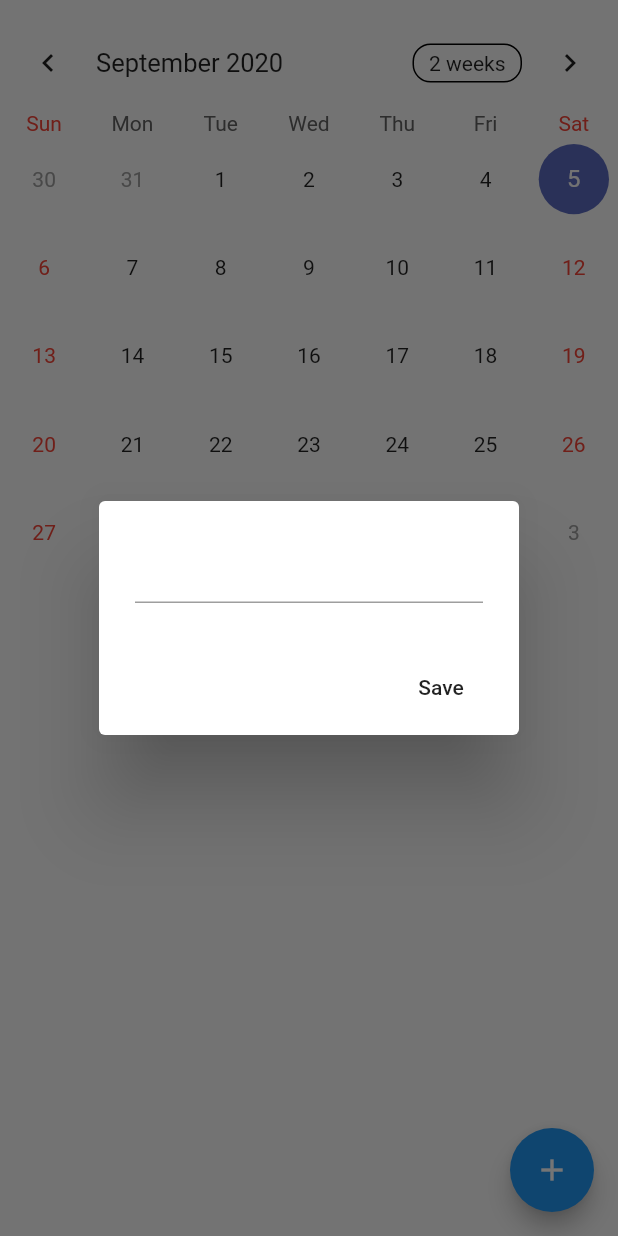
After one commit to Yummy-sk/Take-a-note, a Flutter app: the TodoListTest screen opened directly, after a tap on the "add" icon, on a phone screen of 412 x 824 dp. The commit adds this screen. Run offline on Flutter 3.47's test engine with Material 2 defaults, Android fonts, the phone set to English and light mode, and no system bars; drawn by our look-alikes of table_calendar; our stand-ins replace percent_indicator, shared_preferences, sqflite, syncfusion_flutter_calendar; accounts and stored records are empty.

Commit message:
데이터베이스 오류

```diff
--- a/lib/pomodoro/pomodoro.dart
+++ b/lib/pomodoro/pomodoro.dart
@@ -3,6 +3,7 @@ import 'package:flutter/cupertino.dart';
 import 'package:flutter/material.dart';
 import 'package:percent_indicator/percent_indicator.dart';
 import 'package:take_a_note_project/pomodoro/todoList/todoList.dart';
+import 'package:take_a_note_project/pomodoro/todoList/todoListTest.dart';
 import 'package:take_a_note_project/settings/setting_view.dart';
 
 class Pomodoro extends StatefulWidget {
--- /dev/null
+++ b/lib/pomodoro/todoList/todoListTest.dart
@@ -0,0 +1,136 @@
+import 'dart:convert';
+import 'Dart:math';
+import 'package:flutter/material.dart';
+import 'package:table_calendar/table_calendar.dart';
+import 'package:shared_preferences/shared_preferences.dart';
+
+class TodoListTest extends StatefulWidget {
+  @override
+  _TodoListTestState createState() => _TodoListTestState();
+}
+
+class _TodoListTestState extends State<TodoListTest> {
+
+  CalendarController _controller;
+  Map<DateTime, List<dynamic>> _events; // DateTime과 동적 타입을 저장하는 맵
+  TextEditingController _eventController; // 문자열 조작을 위한 컨트롤러
+  SharedPreferences prefs; // key-value 형태의 Data를 디스크에 저장
+  List<dynamic> _selectedEvents;
+
+  int index = 0;
+  Random random = new Random();
+  List colors = [Colors.red, Colors.green, Colors.yellow, Colors.orange, Colors.tealAccent, Colors.green, Colors.indigo];
+
+  Color changeIndex(){
+    setState(() { () =>
+    index = random.nextInt(colors.length);
+    });
+    return colors[index];
+  }
+
+// 타입은 key(String), value(dynamic) 패러미터는 ( key(DateTime), value(dynamic)인 Map)
+  Map<String, dynamic> encodedMap(Map<DateTime, dynamic> map) {
+    Map<String, dynamic> newMap = {}; // 타입은 key(String), value(dynamic)인 newMap인 변수
+    map.forEach((key, value) {newMap[key.toString()] = map[key];}); // 맵에  dateTime과 dynamic 값을 넣고, newMap에 key = DateTime을 String으로 변환한 값, map에 그냥 dateTime을 저장한다.
+    return newMap;
+  }
+
+  Map<DateTime,  dynamic> decodedMap(Map<String, dynamic> map) {
+    Map<DateTime, dynamic> newMap = {};
+    map.forEach((key, value) {newMap[DateTime.parse(key)] = map[key];});
+    return newMap;
+  }
+
+  @override
+  void initState() {
+    super.initState();
+    _controller = CalendarController();
+    _eventController = TextEditingController();
+    _events = {};
+    _selectedEvents = [];
+  }
+
+  initPrefs() async {
+    prefs = await SharedPreferences.getInstance();
+    setState(() {
+      _events = Map<DateTime, List<dynamic>>.from(decodedMap(json.decode(prefs.getString("events") ?? {})));
+    });
+  }
+
+  @override
+  void dispose() {
+    _controller.dispose();
+    super.dispose();
+  }
+
+  @override
+  Widget build(BuildContext context) {
+    return Scaffold(
+      body: SafeArea(
+          child: SingleChildScrollView(
+              padding: EdgeInsets.only(top: 10),
+              child: Column(
+                children: <Widget>[
+                  _TableCalendar(),
+                  ... _selectedEvents.map((event) => Card(
+                    elevation: 5.0,
+                    child:  ListTile(
+                      contentPadding: EdgeInsets.only(left: 30),
+                      title: Text(event),
+                    ),
+                  )),
+                ],
+              )
+          )
+      ),
+      floatingActionButton: FloatingActionButton(
+        child: Icon(Icons.add),
+        onPressed: _showAddDialog,
+      ),
+    );
+  }
+  Widget _TableCalendar(){
+    return TableCalendar( // Calendar Style
+      events: _events,
+      calendarStyle: CalendarStyle( // Calendar Style
+        todayColor: Colors.orange,
+      ),
+      calendarController: _controller,
+      onDaySelected: (date, events) {
+        setState(() {
+          _selectedEvents = events;
+        });
+      },
+    );
+  }
+
+  _showAddDialog(){
+    showDialog(
+        context: context,
+        builder: (context) => AlertDialog(
+          content: TextField(
+            controller: _eventController,
+          ),
+          actions: <Widget>[
+            FlatButton(
+              child: Text("Save"),
+              onPressed: (){
+                if(_eventController.text.isEmpty) return;
+                setState(() {
+                  if (_events[_controller.selectedDay] != null){
+                    _events[_controller.selectedDay].add(_eventController.text);
+                  }else {
+                    _events[_controller.selectedDay] = [_eventController.text];
+                  }
+                  _eventController.clear();
+                  prefs.setString("events", json.encode(encodedMap(_events)));
+                  _eventController.clear();
+                  Navigator.pop(context);
+                });
+              },
+            )
+          ],
+        )
+    );
+  }
+}
--- a/pubspec.yaml
+++ b/pubspec.yaml
@@ -21,6 +21,10 @@ environment:
   sdk: ">=2.7.0 <3.0.0"
 
 dependencies:
+  path: 1.6.4
+  path_provider: ^1.6.14
+  sqflite:
+  calendar_strip: ^1.0.6
   firebase_helpers: ^0.2.0
   cloud_firestore: ^0.14.0+2
   syncfusion_flutter_calendar: 18.2.48
```
Also changed, not shown: lib/main.dart (+13 -6 lines), lib/pomodoro/todoList/dateBaseHelper.dart (added, +110 -0 lines), lib/pomodoro/todoList/todoList.dart (+25 -31 lines), pubspec.lock.
